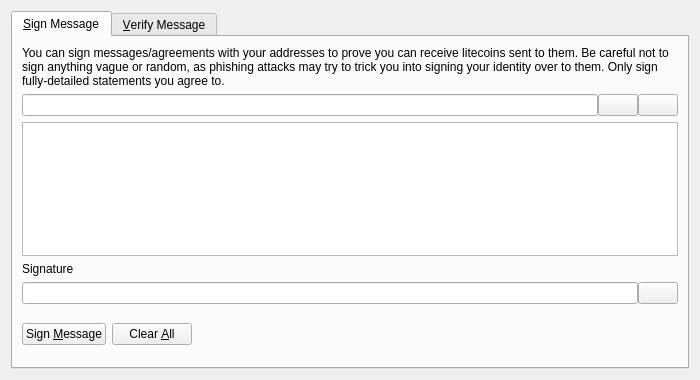
This is src/qt/forms/signverifymessagedialog.ui in ScooterCoinWallet/wallet as Qt 5 draws it before an edit. The edited form follows.
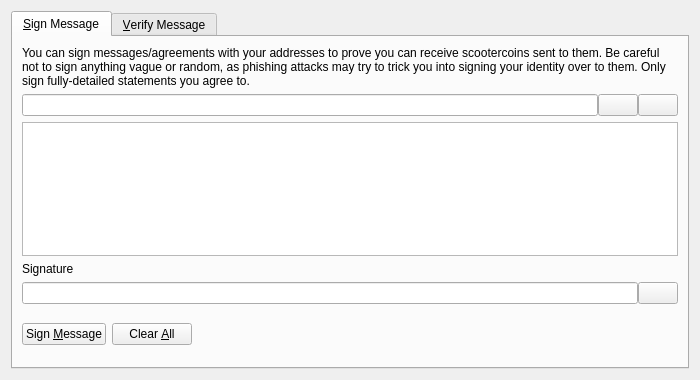
This is the edited form. Icons and pictures are not drawn. Custom widgets are drawn as their Qt base class.

What changed in the file:
```diff
--- a/src/qt/forms/signverifymessagedialog.ui
+++ b/src/qt/forms/signverifymessagedialog.ui
@@ -30,7 +30,7 @@
        <item>
         <widget class="QLabel" name="infoLabel_SM">
          <property name="text">
-          <string>You can sign messages/agreements with your addresses to prove you can receive litecoins sent to them. Be careful not to sign anything vague or random, as phishing attacks may try to trick you into signing your identity over to them. Only sign fully-detailed statements you agree to.</string>
+          <string>You can sign messages/agreements with your addresses to prove you can receive scootercoins sent to them. Be careful not to sign anything vague or random, as phishing attacks may try to trick you into signing your identity over to them. Only sign fully-detailed statements you agree to.</string>
          </property>
          <property name="textFormat">
           <enum>Qt::PlainText</enum>
```
Left out of the diff: 8 changed lines with no effect on the pictures.
